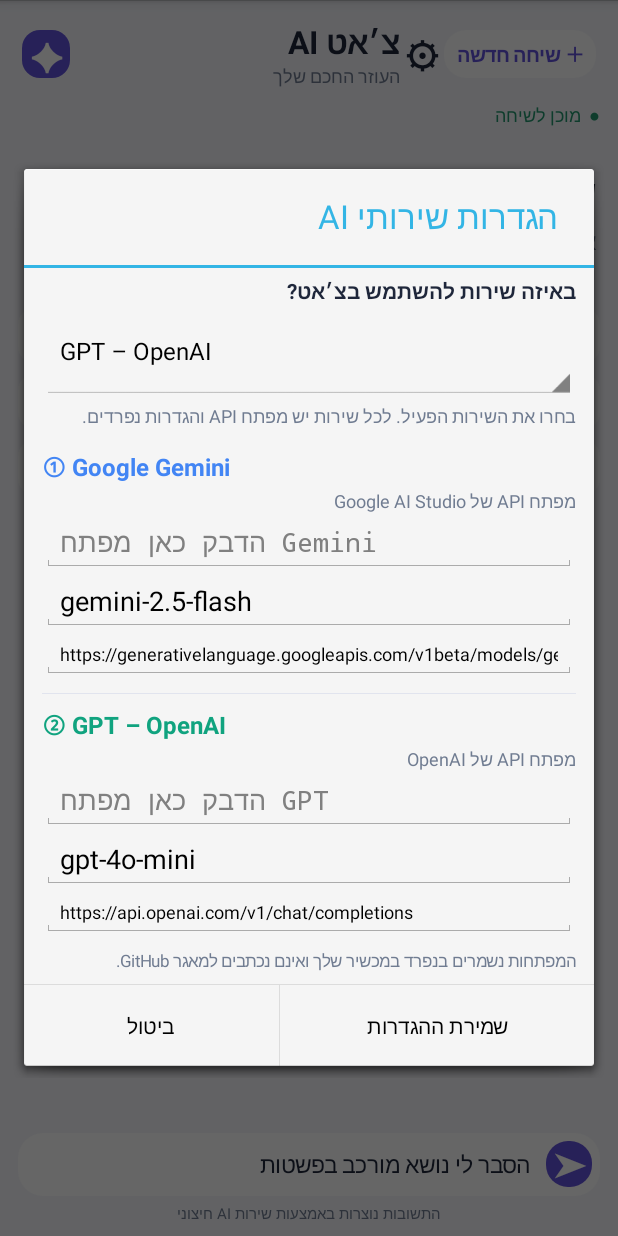
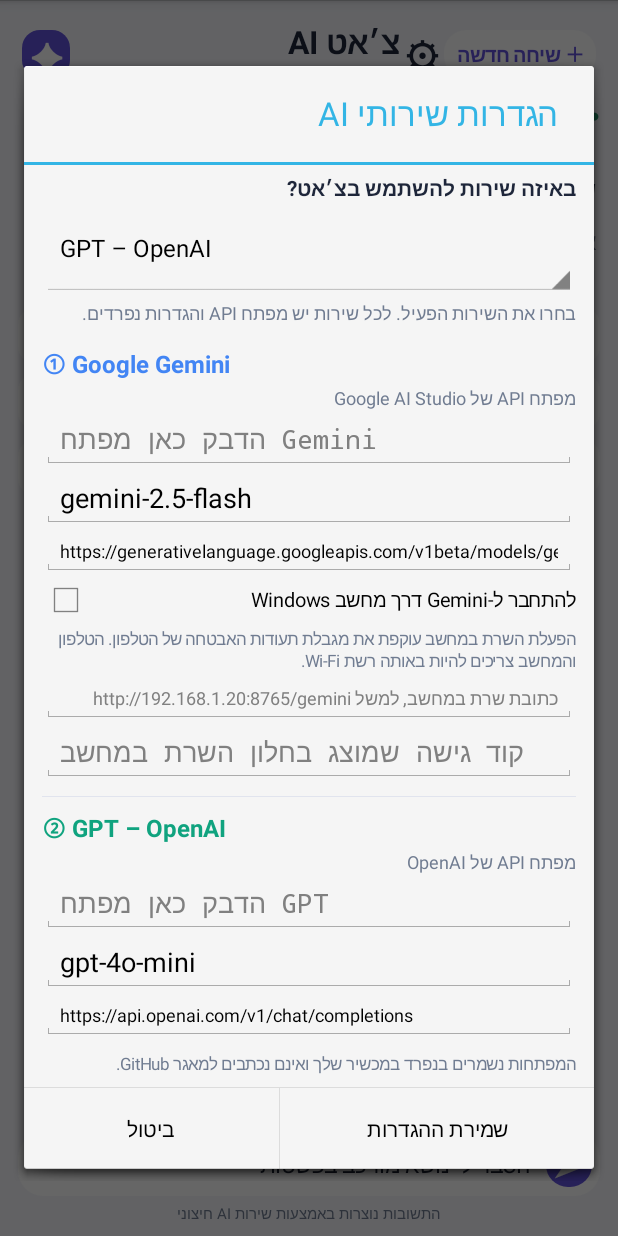
Before and after one commit to lc0527629232-tech/APP, an Android app: the screen it shows after launch (MainActivity), after a tap on an icon or button, on a phone screen of 412 x 824 dp. Run offline under Robolectric (Android 15) with nearby library versions, the phone set to English and light mode, and no system bars; pictures from the network do not load.

Commit message:
Add Windows Gemini relay settings for Android 4.1.2

```diff
--- a/app/src/main/java/il/co/aichat/hebrew/MainActivity.java
+++ b/app/src/main/java/il/co/aichat/hebrew/MainActivity.java
@@ -107,15 +107,18 @@ public class MainActivity extends Activity {
     void bubble(String s,boolean user){TextView t=text(s,15,user?Color.WHITE:ink,false);t.setTextIsSelectable(true);t.setGravity(Gravity.RIGHT);t.setPadding(15,12,15,12);t.setBackground(shape(user?purple:Color.WHITE,18));LinearLayout.LayoutParams p=new LinearLayout.LayoutParams(-1,-2);p.leftMargin=user?42:0;p.rightMargin=user?0:42;p.bottomMargin=10;messages.addView(t,p);scroll.post(()->scroll.fullScroll(View.FOCUS_DOWN));}
     void send(){String q=input.getText().toString().trim();if(q.length()==0)return;String provider=prefs.getString("provider","openai");
       String key=prefs.getString("gemini".equals(provider)?"key_gemini":"key_openai","");
-      if(key.length()==0){settings();Toast.makeText(this,"יש להגדיר מפתח API לספק שנבחר",Toast.LENGTH_LONG).show();return;}input.setText("");bubble(q,true);try{JSONObject m=new JSONObject();m.put("role","user");m.put("content",q);history.put(m);save();}catch(Exception e){}status.setText("●  חושב...");new Thread(()->ask(key,q)).start();}
+      boolean relay="gemini".equals(provider) && prefs.getBoolean("gemini_proxy",false);
+      if(key.length()==0 && !relay){settings();Toast.makeText(this,"יש להגדיר מפתח API או להפעיל שרת מחשב",Toast.LENGTH_LONG).show();return;}input.setText("");bubble(q,true);try{JSONObject m=new JSONObject();m.put("role","user");m.put("content",q);history.put(m);save();}catch(Exception e){}status.setText("●  חושב...");new Thread(()->ask(key,q)).start();}
     void ask(String key,String q){HttpURLConnection c=null;try{
       String provider=prefs.getString("provider","openai");
       String model=prefs.getString("gemini".equals(provider)?"model_gemini":"model_openai","gemini".equals(provider)?"gemini-2.5-flash":"gpt-4o-mini");
-      String endpoint=prefs.getString("gemini".equals(provider)?"endpoint_gemini":"endpoint_openai","gemini".equals(provider)?"https://generativelanguage.googleapis.com/v1beta/models/gemini-2.5-flash:generateContent":"https://api.openai.com/v1/chat/completions");
+      boolean relay="gemini".equals(provider) && prefs.getBoolean("gemini_proxy",false);
+      String endpoint=relay?prefs.getString("gemini_proxy_url","http://192.168.1.100:8765/gemini"):prefs.getString("gemini".equals(provider)?"endpoint_gemini":"endpoint_openai","gemini".equals(provider)?"https://generativelanguage.googleapis.com/v1beta/models/gemini-2.5-flash:generateContent":"https://api.openai.com/v1/chat/completions");
       c=(HttpURLConnection)new URL(endpoint).openConnection();if(c instanceof HttpsURLConnection)enableTls12((HttpsURLConnection)c,"gemini".equals(provider));c.setRequestMethod("POST");c.setConnectTimeout(25000);c.setReadTimeout(60000);c.setDoOutput(true);c.setRequestProperty("Content-Type","application/json");
+      if(relay){c.setRequestProperty("X-Relay-Token",prefs.getString("gemini_proxy_token",""));c.setRequestProperty("X-Gemini-Model",model);}
       JSONObject body=new JSONObject();
       if("gemini".equals(provider)){
-        c.setRequestProperty("x-goog-api-key",key);
+        if(!relay)c.setRequestProperty("x-goog-api-key",key);
         JSONArray contents=new JSONArray();
         for(int i=0;i<history.length();i++){
           JSONObject item=history.getJSONObject(i);String role=item.optString("role");
@@ -163,6 +166,10 @@ public class MainActivity extends Activity {
       EditText gKey=new EditText(this);gKey.setSingleLine(true);gKey.setInputType(129);gKey.setHint("הדבק כאן מפתח Gemini");gKey.setText(prefs.getString("key_gemini",""));box.addView(gKey);
       EditText gModel=new EditText(this);gModel.setSingleLine(true);gModel.setHint("מודל Gemini");gModel.setText(prefs.getString("model_gemini","gemini-2.5-flash"));box.addView(gModel);
       EditText gUrl=new EditText(this);gUrl.setSingleLine(true);gUrl.setTextSize(12);gUrl.setHint("כתובת API של Gemini");gUrl.setText(prefs.getString("endpoint_gemini",geminiDefaultUrl));box.addView(gUrl);
+      CheckBox proxy=new CheckBox(this);proxy.setText("להתחבר ל-Gemini דרך מחשב Windows");proxy.setTextSize(13);proxy.setChecked(prefs.getBoolean("gemini_proxy",false));box.addView(proxy);
+      TextView proxyInfo=text("הפעלת השרת במחשב עוקפת את מגבלת תעודות האבטחה של הטלפון. הטלפון והמחשב צריכים להיות באותה רשת Wi-Fi.",11,muted,false);proxyInfo.setPadding(0,3,0,3);box.addView(proxyInfo);
+      EditText proxyUrl=new EditText(this);proxyUrl.setSingleLine(true);proxyUrl.setTextSize(12);proxyUrl.setHint("כתובת שרת במחשב, למשל http://192.168.1.20:8765/gemini");proxyUrl.setText(prefs.getString("gemini_proxy_url",""));box.addView(proxyUrl);
+      EditText proxyToken=new EditText(this);proxyToken.setSingleLine(true);proxyToken.setInputType(129);proxyToken.setHint("קוד גישה שמוצג בחלון השרת במחשב");proxyToken.setText(prefs.getString("gemini_proxy_token",""));box.addView(proxyToken);
 
       View separator=new View(this);separator.setBackgroundColor(Color.rgb(225,228,238));LinearLayout.LayoutParams sep=new LinearLayout.LayoutParams(-1,1);sep.topMargin=14;sep.bottomMargin=8;box.addView(separator,sep);
       TextView oTitle=text("② GPT – OpenAI",16,Color.rgb(16,163,127),true);oTitle.setPadding(0,6,0,4);box.addView(oTitle);
@@ -181,6 +188,9 @@ public class MainActivity extends Activity {
             .putString("key_gemini",gKey.getText().toString().trim())
             .putString("model_gemini",gModel.getText().toString().trim())
             .putString("endpoint_gemini",gUrl.getText().toString().trim())
+            .putBoolean("gemini_proxy",proxy.isChecked())
+            .putString("gemini_proxy_url",proxyUrl.getText().toString().trim())
+            .putString("gemini_proxy_token",proxyToken.getText().toString().trim())
             .putString("key_openai",oKey.getText().toString().trim())
             .putString("model_openai",oModel.getText().toString().trim())
             .putString("endpoint_openai",oUrl.getText().toString().trim())
```
